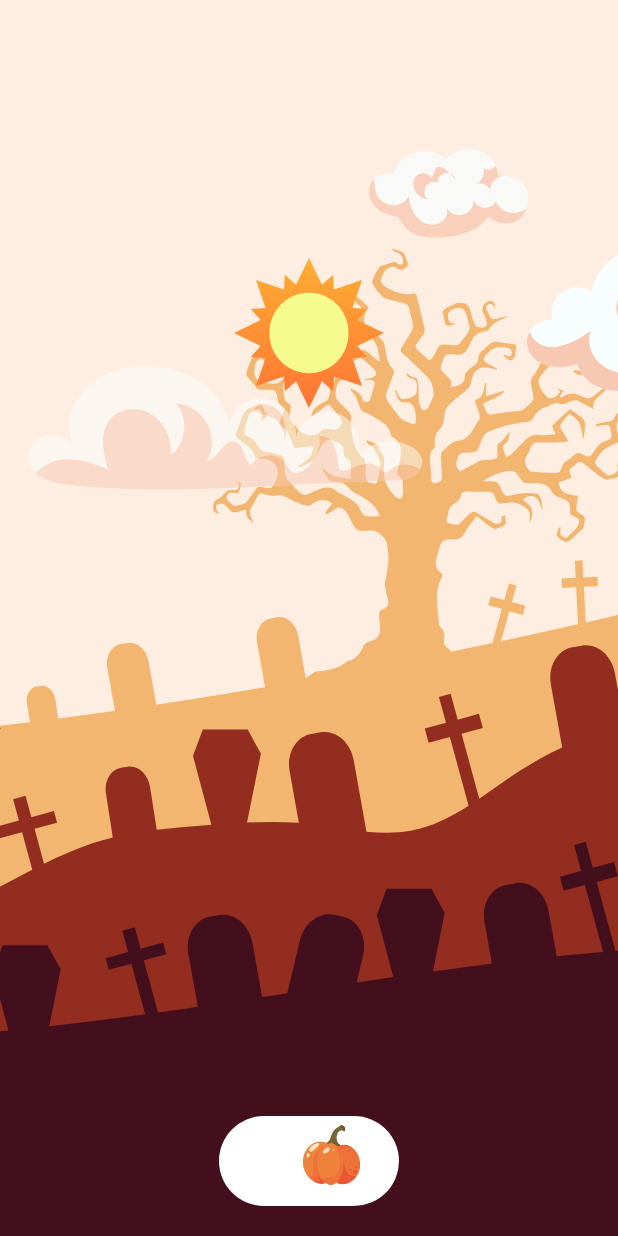
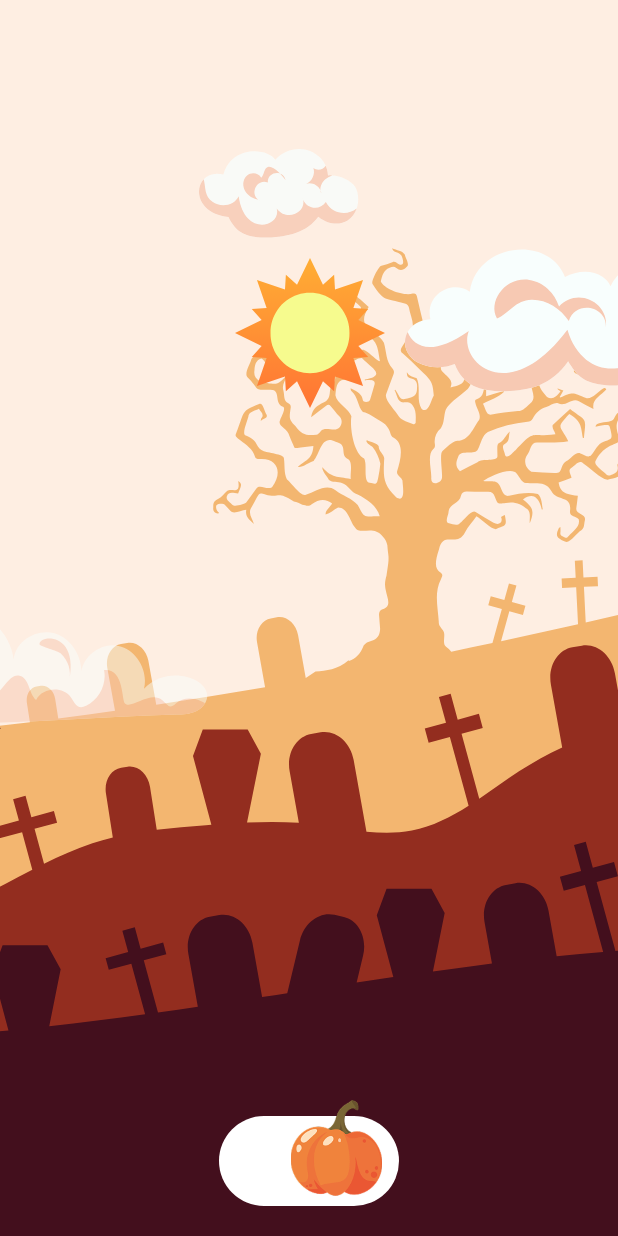
Before and after one commit to Chloevanhee/october2025_mini_challenge_2_PumpkinSplash, an Android app built with Jetpack Compose: the @Preview function ToggleAnimationPreview, on a phone screen of 412 x 824 dp. Run offline under Robolectric (Android 15) with nearby library versions, the phone set to English and light mode, and no system bars.

Commit message:
fix animation Ghost and cloud2

```diff
--- a/app/src/main/java/com/example/pumpkinsplash/presenter/common/animations/Cloud1Animation.kt
+++ b/app/src/main/java/com/example/pumpkinsplash/presenter/common/animations/Cloud1Animation.kt
@@ -4,21 +4,25 @@ import androidx.compose.animation.core.EaseIn
 import androidx.compose.animation.core.Transition
 import androidx.compose.animation.core.animateFloat
 import androidx.compose.animation.core.tween
+import androidx.compose.animation.core.updateTransition
 import androidx.compose.foundation.Image
 import androidx.compose.foundation.layout.Box
 import androidx.compose.foundation.layout.fillMaxSize
 import androidx.compose.foundation.layout.offset
 import androidx.compose.runtime.Composable
 import androidx.compose.runtime.getValue
-import androidx.compose.ui.Alignment
+import androidx.compose.ui.Alignment.Companion.BottomEnd
+import androidx.compose.ui.Alignment.Companion.TopCenter
 import androidx.compose.ui.Modifier
-import androidx.compose.ui.draw.alpha
 import androidx.compose.ui.graphics.graphicsLayer
+import androidx.compose.ui.platform.LocalDensity
 import androidx.compose.ui.res.painterResource
+import androidx.compose.ui.tooling.preview.Devices
 import androidx.compose.ui.tooling.preview.Preview
 import androidx.compose.ui.unit.dp
 import com.example.pumpkinsplash.R
-import com.example.pumpkinsplash.TransitionDayNight
+import com.example.pumpkinsplash.presenter.common.constants.AnimationConstants.OFFSET_CLOUD1_X
+import com.example.pumpkinsplash.presenter.common.constants.AnimationConstants.OFFSET_CLOUD1_Y
 import com.example.pumpkinsplash.ui.theme.PumpkinSplashTheme
 
 @Composable
@@ -27,31 +31,61 @@ fun Cloud1Animation(
     transition: Transition<Boolean>,
     modifier: Modifier = Modifier
 ) {
+    val density = LocalDensity.current
+    val offsetXInDp = with(density) { OFFSET_CLOUD1_X.toDp() }
+    val offsetYInDp = with(density) { OFFSET_CLOUD1_Y.toDp() }
 
     val translationCloud1 by transition.animateFloat(
         transitionSpec = { tween(1000, easing = EaseIn) },
         label = "translation cloud1"
-    ) { isDay -> if (!isDay) /*-262.49f*/ (-(widthScreenPx.toFloat())) else 0f }
+    ) { isDay -> if (!isDay) (-(widthScreenPx.toFloat())) else 0f }
     Box(
         Modifier
-            .fillMaxSize(),
-            //.align(Alignment.TopCenter)
-        contentAlignment = Alignment.TopCenter
+            .fillMaxSize()
     ) {
+
         Image(
             painter = painterResource(R.drawable.cloud_01),
             contentDescription = "moon",
             modifier = modifier
-                .offset((-56).dp, 244.dp)
-                .alpha(0.5f)
-                .graphicsLayer(translationX = translationCloud1)
+                .offset(offsetXInDp, offsetYInDp)
+                .graphicsLayer(translationX = translationCloud1, alpha = 0.5f)
+
         )
     }
 }
-@Preview(showBackground = true)
+
+@Preview(
+    showBackground = true,
+    showSystemUi = true,
+    device = Devices.PIXEL_6A,
+    name = "Preview - Pixel 6A"
+)
 @Composable
 fun Cloud1AnimationPreview() {
     PumpkinSplashTheme {
-        TransitionDayNight()
+        val isDayModeToggle = true
+        val widthScreen = 411.dp
+        val widthScreenPx = 1079
+        val transition = updateTransition(isDayModeToggle, label = "animation")
+        Box(
+            modifier = Modifier
+                .fillMaxSize()
+                .graphicsLayer(clip = false),
+            contentAlignment = BottomEnd
+        ) {
+            Graveyard(isDayModeToggle, transition)
+        }
+        Box(
+            modifier = Modifier
+                .fillMaxSize()
+                .graphicsLayer(clip = false),
+            contentAlignment = TopCenter
+        ) {
+            SunAnimation(widthScreen, transition)
+            Cloud2Animation(widthScreenPx, transition)
+            Cloud1Animation(411, transition, Modifier)
+            Cloud3Animation(widthScreenPx, transition)
+        }
     }
 }
--- a/app/src/main/java/com/example/pumpkinsplash/presenter/common/animations/Cloud2Animation.kt
+++ b/app/src/main/java/com/example/pumpkinsplash/presenter/common/animations/Cloud2Animation.kt
@@ -10,15 +10,16 @@ import androidx.compose.foundation.layout.fillMaxSize
 import androidx.compose.foundation.layout.offset
 import androidx.compose.runtime.Composable
 import androidx.compose.runtime.getValue
-import androidx.compose.ui.Alignment
 import androidx.compose.ui.Modifier
-import androidx.compose.ui.draw.alpha
 import androidx.compose.ui.graphics.graphicsLayer
+import androidx.compose.ui.platform.LocalDensity
 import androidx.compose.ui.res.painterResource
+import androidx.compose.ui.tooling.preview.Devices
 import androidx.compose.ui.tooling.preview.Preview
-import androidx.compose.ui.unit.dp
 import com.example.pumpkinsplash.R
 import com.example.pumpkinsplash.TransitionDayNight
+import com.example.pumpkinsplash.presenter.common.constants.AnimationConstants.OFFSET_CLOUD2_X
+import com.example.pumpkinsplash.presenter.common.constants.AnimationConstants.OFFSET_CLOUD2_Y
 import com.example.pumpkinsplash.ui.theme.PumpkinSplashTheme
 
 @Composable
@@ -27,6 +28,9 @@ fun Cloud2Animation(
     transition: Transition<Boolean>,
     modifier: Modifier = Modifier
 ) {
+    val density = LocalDensity.current
+    val offsetXInDp = with(density) { OFFSET_CLOUD2_X.toDp() }
+    val offsetYInDp = with(density) { OFFSET_CLOUD2_Y }
 
     val translationCloud2 by transition.animateFloat(
         transitionSpec = { tween(1000, easing = EaseIn) },
@@ -35,22 +39,27 @@ fun Cloud2Animation(
     Box(
         Modifier
             .fillMaxSize()
-            //.align(Alignment.TopCenter)
-            .graphicsLayer(translationX = translationCloud2),
-        contentAlignment = Alignment.TopCenter
     ) {
         Image(
             painter = painterResource(R.drawable.cloud_02),
             contentDescription = "moon",
             modifier = modifier
-                .offset(93.dp, 99.dp)
-                .alpha(0.8f)
-                .graphicsLayer(translationX = translationCloud2)
+                .offset(offsetXInDp, offsetYInDp)
+                .graphicsLayer(
+                    translationX = translationCloud2,
+                    clip = false,
+                    alpha = 0.8f
+                ),
         )
     }
 }
 
-@Preview(showBackground = true)
+@Preview(
+    showBackground = true,
+    showSystemUi = true,
+    device = Devices.PIXEL_6A,
+    name = "Preview - Pixel 6A"
+)
 @Composable
 fun Cloud2AnimationPreview() {
     PumpkinSplashTheme {
--- a/app/src/main/java/com/example/pumpkinsplash/presenter/common/animations/Cloud3Animation.kt
+++ b/app/src/main/java/com/example/pumpkinsplash/presenter/common/animations/Cloud3Animation.kt
@@ -10,14 +10,15 @@ import androidx.compose.foundation.layout.fillMaxSize
 import androidx.compose.foundation.layout.offset
 import androidx.compose.runtime.Composable
 import androidx.compose.runtime.getValue
-import androidx.compose.ui.Alignment
 import androidx.compose.ui.Modifier
 import androidx.compose.ui.graphics.graphicsLayer
+import androidx.compose.ui.platform.LocalDensity
 import androidx.compose.ui.res.painterResource
 import androidx.compose.ui.tooling.preview.Preview
-import androidx.compose.ui.unit.dp
 import com.example.pumpkinsplash.R
 import com.example.pumpkinsplash.TransitionDayNight
+import com.example.pumpkinsplash.presenter.common.constants.AnimationConstants.OFFSET_CLOUD3_X
+import com.example.pumpkinsplash.presenter.common.constants.AnimationConstants.OFFSET_CLOUD3_Y
 import com.example.pumpkinsplash.ui.theme.PumpkinSplashTheme
 
 @Composable
@@ -27,6 +28,9 @@ fun Cloud3Animation(
     modifier: Modifier = Modifier
 ) {
 
+    val density = LocalDensity.current
+    val offsetXInDp = with(density) { OFFSET_CLOUD3_X }
+    val offsetYInDp = with(density) { OFFSET_CLOUD3_Y }
     val translationCloud3 by transition.animateFloat(
         transitionSpec = { tween(1000, easing = EaseIn) },
         label = "translation cloud3"
@@ -34,18 +38,17 @@ fun Cloud3Animation(
     Box(
         modifier
             .fillMaxSize(),
-        //.align(Alignment.TopCenter)
-        contentAlignment = Alignment.TopCenter
     ) {
         Image(
             painter = painterResource(R.drawable.cloud_03),
             contentDescription = "moon",
             modifier = Modifier
-                .offset(x = 270.dp, y = 166.dp)
+                .offset(x = offsetXInDp, y = offsetYInDp)
                 .graphicsLayer(translationX = translationCloud3)
         )
     }
 }
+
 @Preview(showBackground = true)
 @Composable
 fun Cloud3AnimationPreview() {
--- a/app/src/main/java/com/example/pumpkinsplash/presenter/common/animations/GraveyardAnimation.kt
+++ b/app/src/main/java/com/example/pumpkinsplash/presenter/common/animations/GraveyardAnimation.kt
@@ -30,7 +30,7 @@ import com.example.pumpkinsplash.ui.theme.PumpkinSplashTheme
 fun Graveyard(
     isDayMode: Boolean,
 
-    transition:Transition<Boolean>,
+    transition: Transition<Boolean>,
     modifier: Modifier = Modifier
 ) {
     val scroll = rememberScrollState(
@@ -49,7 +49,7 @@ fun Graveyard(
     }
     LaunchedEffect(key1 = isDayMode) {
         val target = if (isDayMode) scroll.maxValue else 0
-        scroll.animateScrollTo( //should we go to use updateTransition?
+        scroll.animateScrollTo(
             value = target,
             animationSpec = tween(durationMillis = 1000, easing = EaseIn)
         )
@@ -58,9 +58,7 @@ fun Graveyard(
         modifier = modifier
             .fillMaxSize()
             .horizontalScroll(scroll, true)
-            .background(backgroundColorAnimated)
-            .graphicsLayer(clip = false),  // Disable clipping in Graveyard
-
+            .background(backgroundColorAnimated),
         contentAlignment = Alignment.BottomCenter
     ) {
         //graveyard
@@ -79,6 +77,7 @@ fun Graveyard(
     }
 
 }
+
 @Preview(showBackground = true)
 @Composable
 fun GraveyardAnimationPreview() {
--- a/app/src/main/java/com/example/pumpkinsplash/presenter/common/animations/MoonAnimation.kt
+++ b/app/src/main/java/com/example/pumpkinsplash/presenter/common/animations/MoonAnimation.kt
@@ -17,26 +17,31 @@ import androidx.compose.ui.graphics.graphicsLayer
 import androidx.compose.ui.res.painterResource
 import androidx.compose.ui.tooling.preview.Preview
 import androidx.compose.ui.unit.Dp
-import androidx.compose.ui.unit.dp
 import com.example.pumpkinsplash.R
 import com.example.pumpkinsplash.TransitionDayNight
+import com.example.pumpkinsplash.presenter.common.constants.AnimationConstants.MOON_ANGLE
+import com.example.pumpkinsplash.presenter.common.constants.AnimationConstants.SUN_MOON_PIVOT_FRACTION_X
+import com.example.pumpkinsplash.presenter.common.constants.AnimationConstants.SUN_MOON_PIVOT_FRACTION_Y
+import com.example.pumpkinsplash.presenter.common.constants.AnimationConstants.SUN_MOON_OFFSET_Y
 import com.example.pumpkinsplash.ui.theme.PumpkinSplashTheme
 
 @Composable
 fun MoonAnimation(widthScreen: Dp, transition: Transition<Boolean>, modifier: Modifier = Modifier) {
 
+
     val moonRotation by transition.animateFloat(
         transitionSpec = { tween(1000, easing = EaseIn) },
-        label = "overly animation"
+        label = "moon animation"
     ) { isDay ->
-        if (isDay) 50f else 0f
+        if (isDay) -MOON_ANGLE else 0f
     }
 
     Box(
         modifier
             .size(widthScreen)
             .graphicsLayer {
-                this.transformOrigin = TransformOrigin(0.5f, 2f)
+                this.transformOrigin =
+                    TransformOrigin(SUN_MOON_PIVOT_FRACTION_X, SUN_MOON_PIVOT_FRACTION_Y)
                 rotationZ = moonRotation
             },
         contentAlignment = Alignment.TopCenter
@@ -45,13 +50,11 @@ fun MoonAnimation(widthScreen: Dp, transition: Transition<Boolean>, modifier: Mo
             painter = painterResource(R.drawable.moon),
             contentDescription = "moon",
             modifier = modifier
-                .graphicsLayer {
-                    rotationZ = moonRotation
-                }
-                .offset(y=172.dp)
+                .offset(y = SUN_MOON_OFFSET_Y)
         )
     }
 }
+
 @Preview(showBackground = true)
 @Composable
 fun MoonAnimationPreview() {
--- a/app/src/main/java/com/example/pumpkinsplash/presenter/common/animations/StarAnimation.kt
+++ b/app/src/main/java/com/example/pumpkinsplash/presenter/common/animations/StarAnimation.kt
@@ -27,7 +27,6 @@ fun StarAnimation(transition: Transition<Boolean>, modifier: Modifier = Modifier
     Box(
         modifier
             .fillMaxSize(),
-           // .align(Alignment.TopCenter)
         contentAlignment = Alignment.TopCenter
     ) {
         Image(
@@ -37,6 +36,7 @@ fun StarAnimation(transition: Transition<Boolean>, modifier: Modifier = Modifier
         )
     }
 }
+
 @Preview(showBackground = true)
 @Composable
 fun StarAnimationPreview() {
--- a/app/src/main/java/com/example/pumpkinsplash/presenter/common/animations/SunAnimation.kt
+++ b/app/src/main/java/com/example/pumpkinsplash/presenter/common/animations/SunAnimation.kt
@@ -17,25 +17,31 @@ import androidx.compose.ui.graphics.graphicsLayer
 import androidx.compose.ui.res.painterResource
 import androidx.compose.ui.tooling.preview.Preview
 import androidx.compose.ui.unit.Dp
-import androidx.compose.ui.unit.dp
 import com.example.pumpkinsplash.R
 import com.example.pumpkinsplash.TransitionDayNight
+import com.example.pumpkinsplash.presenter.common.constants.AnimationConstants.SUN_ANGLE
+import com.example.pumpkinsplash.presenter.common.constants.AnimationConstants.SUN_MOON_OFFSET_Y
+import com.example.pumpkinsplash.presenter.common.constants.AnimationConstants.SUN_MOON_PIVOT_FRACTION_X
+import com.example.pumpkinsplash.presenter.common.constants.AnimationConstants.SUN_MOON_PIVOT_FRACTION_Y
 import com.example.pumpkinsplash.ui.theme.PumpkinSplashTheme
 
 @Composable
-fun SunAnimation(widthScreen: Dp, transition: Transition<Boolean>, modifier: Modifier = Modifier) {
+fun SunAnimation(
+    widthScreen: Dp, transition: Transition<Boolean>, modifier: Modifier = Modifier
+) {
     val sunRotation by transition.animateFloat(
         transitionSpec = { tween(1000, easing = EaseIn) },
-        label = "overly animation"
+        label = "Sun Rotation"
     ) { isDay ->
-        if (isDay) 0f else -50f
+        if (isDay) 0f else SUN_ANGLE
     }
 
     Box(
         modifier
             .size(widthScreen)
             .graphicsLayer {
-                this.transformOrigin = TransformOrigin(0.5f, 2f)
+                this.transformOrigin =
+                    TransformOrigin(SUN_MOON_PIVOT_FRACTION_X, SUN_MOON_PIVOT_FRACTION_Y)
                 rotationZ = sunRotation
             },
         contentAlignment = Alignment.TopCenter
@@ -44,10 +50,7 @@ fun SunAnimation(widthScreen: Dp, transition: Transition<Boolean>, modifier: Mod
             painter = painterResource(R.drawable.sun),
             contentDescription = "Sun",
             modifier = modifier
-                .graphicsLayer {
-                    rotationZ = sunRotation
-                }
-                .offset(y=172.dp)
+                .offset(y = SUN_MOON_OFFSET_Y)
         )
     }
 }
--- a/app/src/main/java/com/example/pumpkinsplash/presenter/common/components/CustomToggle.kt
+++ b/app/src/main/java/com/example/pumpkinsplash/presenter/common/components/CustomToggle.kt
@@ -4,10 +4,12 @@ import androidx.compose.animation.core.EaseIn
 import androidx.compose.animation.core.Transition
 import androidx.compose.animation.core.animateIntOffset
 import androidx.compose.animation.core.tween
+import androidx.compose.animation.core.updateTransition
 import androidx.compose.foundation.Image
 import androidx.compose.foundation.background
 import androidx.compose.foundation.clickable
 import androidx.compose.foundation.layout.Box
+import androidx.compose.foundation.layout.fillMaxSize
 import androidx.compose.foundation.layout.offset
 import androidx.compose.foundation.layout.padding
 import androidx.compose.foundation.layout.size
@@ -15,15 +17,23 @@ import androidx.compose.foundation.shape.RoundedCornerShape
 import androidx.compose.runtime.Composable
 import androidx.compose.runtime.getValue
 import androidx.compose.ui.Alignment
+import androidx.compose.ui.Alignment.Companion.BottomEnd
+import androidx.compose.ui.Alignment.Companion.TopCenter
 import androidx.compose.ui.Modifier
+import androidx.compose.ui.draw.scale
 import androidx.compose.ui.graphics.Color
+import androidx.compose.ui.graphics.graphicsLayer
 import androidx.compose.ui.platform.LocalDensity
 import androidx.compose.ui.res.painterResource
 import androidx.compose.ui.tooling.preview.Preview
 import androidx.compose.ui.unit.IntOffset
 import androidx.compose.ui.unit.dp
 import com.example.pumpkinsplash.R
-import com.example.pumpkinsplash.TransitionDayNight
+import com.example.pumpkinsplash.presenter.common.animations.Cloud1Animation
+import com.example.pumpkinsplash.presenter.common.animations.Cloud2Animation
+import com.example.pumpkinsplash.presenter.common.animations.Cloud3Animation
+import com.example.pumpkinsplash.presenter.common.animations.Graveyard
+import com.example.pumpkinsplash.presenter.common.animations.SunAnimation
 import com.example.pumpkinsplash.ui.theme.PumpkinSplashTheme
 
 @Composable
@@ -36,14 +46,14 @@ fun CustomToggle(
     val density = LocalDensity.current
 
     val pumpkinWidth = 54.dp
-    val pumpkinHeight = 56.dp
-    val horizontalPadding = 10.dp
+    //val pumpkinHeight = 56.dp
+    val horizontalPadding = 8.dp
     val customButtonWidth = 120.dp
     val endPositionOffsetToggle = with(density) {
         horizontalPadding.roundToPx()
     }
     val startPositionOffsetToggle = with(density) {
-        (customButtonWidth.roundToPx() - pumpkinWidth.roundToPx() - 2 * horizontalPadding.roundToPx())
+        (customButtonWidth.roundToPx() - pumpkinWidth.roundToPx() - 4 * horizontalPadding.roundToPx())
     }
     val offsetToggle by transition.animateIntOffset(
         transitionSpec = { tween(1000, easing = EaseIn) },
@@ -69,17 +79,50 @@ fun CustomToggle(
             contentDescription = "pumpkin",
             modifier = Modifier
                 .padding(horizontalPadding)
-                .size(pumpkinWidth, pumpkinHeight)
+ //               .size(pumpkinWidth, pumpkinHeight)
+                .scale(1.45f)
                 .offset { offsetToggle }
-                .offset(y = (-4).dp),
+                .offset(y = (-6).dp),
             alignment = Alignment.CenterStart,
         )
     }
 }
+
 @Preview(showBackground = true)
 @Composable
 fun ToggleAnimationPreview() {
     PumpkinSplashTheme {
-        TransitionDayNight()
+        PumpkinSplashTheme {
+            val isDayModeToggle = true
+            val widthScreen = 411.dp
+            val widthScreenPx = 1079
+            val heightScreen = 731.dp
+            val transition = updateTransition(isDayModeToggle, label = "animation")
+            Box(
+                modifier = Modifier
+                    .fillMaxSize()
+                    .graphicsLayer(clip = false),
+                contentAlignment = BottomEnd
+            ) {
+                Graveyard(isDayModeToggle, transition)
+                CustomToggle(
+                    isChecked = isDayModeToggle,
+                    onCheckedChange = { /*todo*/ },
+                    modifier = Modifier.align(Alignment.BottomCenter),
+                    transition
+                )
+            }
+            Box(
+                modifier = Modifier
+                    .fillMaxSize()
+                    .graphicsLayer(clip = false),
+                contentAlignment = TopCenter
+            ) {
+                SunAnimation(widthScreen, transition)
+                Cloud2Animation(widthScreenPx, transition)
+                Cloud1Animation(411, transition, Modifier)
+                Cloud3Animation(widthScreenPx, transition)
+            }
+        }
     }
 }
--- /dev/null
+++ b/app/src/main/java/com/example/pumpkinsplash/presenter/common/constants/AnimationConstants.kt
@@ -0,0 +1,23 @@
+package com.example.pumpkinsplash.presenter.common.constants
+
+import androidx.compose.ui.unit.dp
+
+/* ScreenSize in Px: 1079 x 2399
+   ScreenSize: 411.0.dp x 914.0.dp
+*/
+object AnimationConstants {
+    const val MOON_ANGLE = 45f
+    const val SUN_ANGLE = 45f
+    const val SUN_MOON_PIVOT_FRACTION_X = 0.5f
+    const val SUN_MOON_PIVOT_FRACTION_Y = 1.5f
+    val SUN_MOON_OFFSET_Y = 172.dp
+
+
+    const val OFFSET_CLOUD1_X = -56f - 131.3f //(262.49/2)
+    const val OFFSET_CLOUD1_Y = 600f//244f + 82.26f//(82.26f /2f)
+
+    const val OFFSET_CLOUD2_X = 93f + 106.14f
+    val OFFSET_CLOUD2_Y = 99.dp//99f + 59.06f
+    val OFFSET_CLOUD3_X = 270.dp//270 + 249.8f
+    val OFFSET_CLOUD3_Y = 166.dp//166f + 94.48f
+}
--- a/app/src/main/java/com/example/pumpkinsplash/presenter/screens/SwitchHunterScreen.kt
+++ b/app/src/main/java/com/example/pumpkinsplash/presenter/screens/SwitchHunterScreen.kt
@@ -1,5 +1,6 @@
 package com.example.pumpkinsplash.presenter.screens
 
+import android.util.Log
 import androidx.compose.animation.core.updateTransition
 import androidx.compose.foundation.layout.Box
 import androidx.compose.foundation.layout.fillMaxSize
@@ -40,6 +41,11 @@ fun SwitchHunterScreen(
     val widthScreenPx = with(density) {
         widthScreen.roundToPx()
     }
+    val heightScreePx = with(density) {
+        heightScreen.roundToPx()
+    }
+    Log.d("SwitchHunterScreen", "ScreenSize in Px: $widthScreenPx x $heightScreePx")
+    Log.d("SwitchHunterScreen", "ScreenSize: $widthScreen x $heightScreen")
 
     Box(
         modifier = modifier
```
Also changed, not shown: app/src/main/java/com/example/pumpkinsplash/MainActivity.kt (+1 -6 lines), app/src/main/java/com/example/pumpkinsplash/presenter/common/animations/GhostAnimation.kt (+33 -6 lines), app/src/main/java/com/example/pumpkinsplash/presenter/viewmodel/SwitchHunterViewModel.kt (+3 -4 lines), 2 other files.
